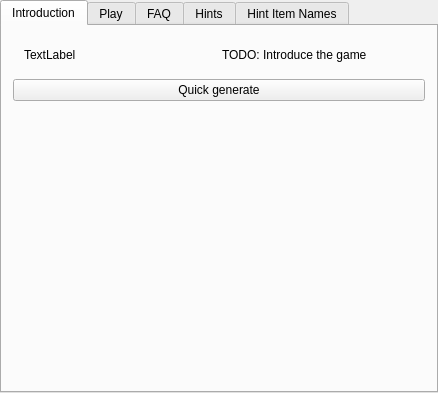
Above: randovania/gui/ui_files/games_tab_prime_widget.ui from randovania/randovania before the change. Below: the same form after it.
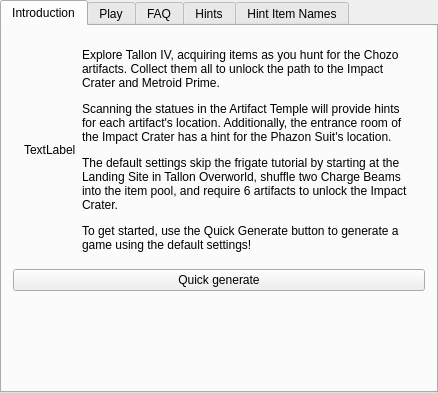
That is the form after the change. Custom widgets are drawn as their Qt base class.

Commit message:
Intro message for Prime 1 (#3602)
* Adds an intro message for Prime 1

The edit to the form file:
```diff
--- a/randovania/gui/ui_files/games_tab_prime_widget.ui
+++ b/randovania/gui/ui_files/games_tab_prime_widget.ui
@@ -37,7 +37,7 @@
        <item>
         <widget class="QLabel" name="intro_label">
          <property name="text">
-          <string>&lt;html&gt;&lt;head/&gt;&lt;body&gt;&lt;p&gt;TODO: Introduce the game&lt;/p&gt;&lt;/body&gt;&lt;/html&gt;</string>
+          <string>&lt;html&gt;&lt;head/&gt;&lt;body&gt;&lt;p&gt;Explore Tallon IV, acquiring items as you hunt for the Chozo artifacts. Collect them all to unlock the path to the Impact Crater and Metroid Prime.&lt;/p&gt;&lt;p&gt;Scanning the statues in the Artifact Temple will provide hints for each artifact's location. Additionally, the entrance room of the Impact Crater has a hint for the Phazon Suit's location.&lt;/p&gt;&lt;p&gt;The default settings skip the frigate tutorial by starting at the Landing Site in Tallon Overworld, shuffle two Charge Beams into the item pool, and require 6 artifacts to unlock the Impact Crater. &lt;/p&gt;&lt;p&gt;To get started, use the Quick Generate button to generate a game using the default settings!&lt;/p&gt;&lt;/body&gt;&lt;/html&gt;</string>
          </property>
          <property name="wordWrap">
           <bool>true</bool>
```
